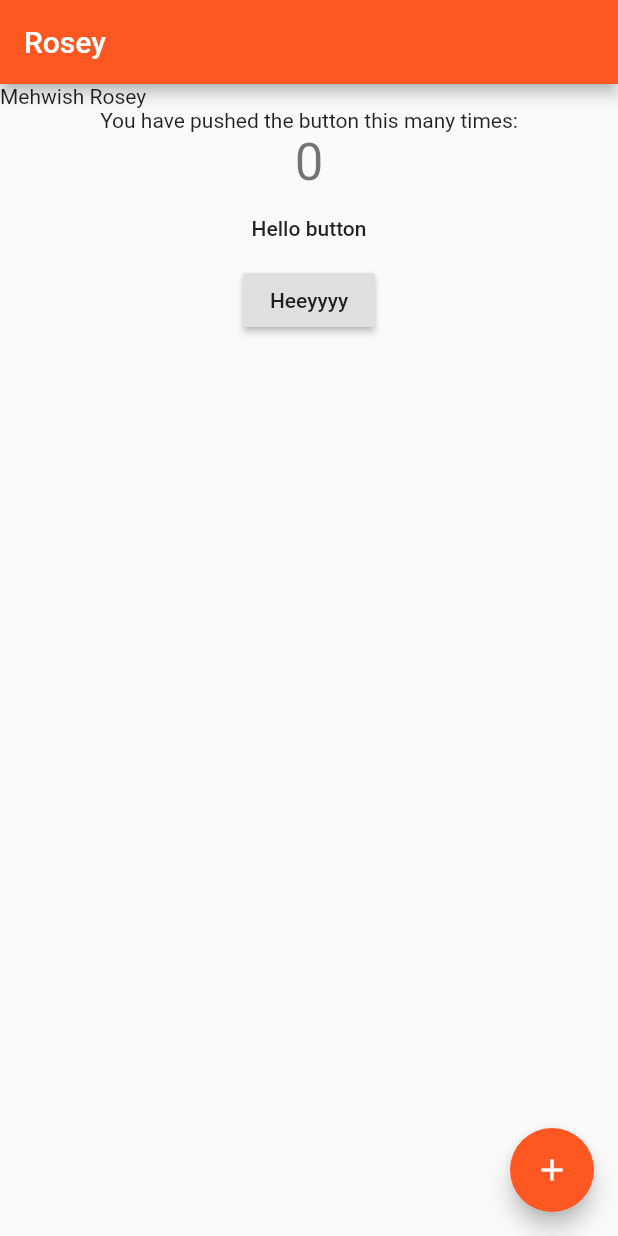
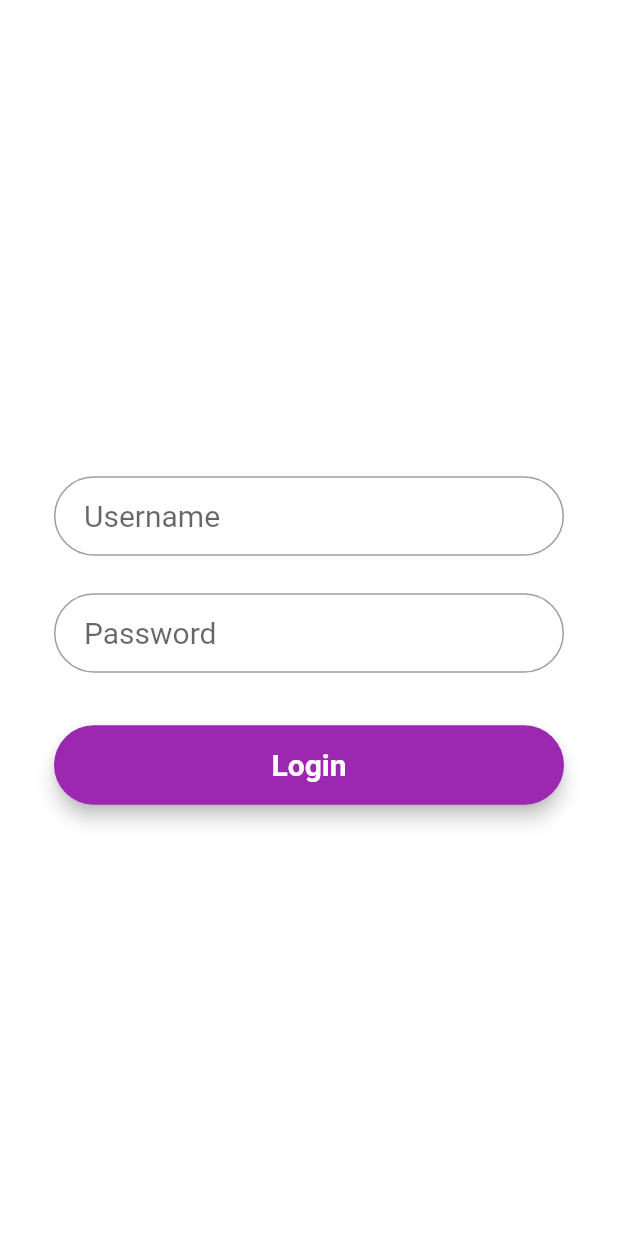
Before and after one commit to Mehwish77/testapp, a Flutter app: the screen it shows after launch, after a tap on "Hello button", on a phone screen of 412 x 824 dp. Run offline on Flutter 3.47's test engine with Material 2 defaults, Android fonts, the phone set to English and light mode, and no system bars; Roboto replaces fonts that are missing (Century Gothic).

Commit message:
login screen created

```diff
--- /dev/null
+++ b/lib/LoginScreen.dart
@@ -0,0 +1,74 @@
+import 'package:flutter/material.dart';
+
+
+class LoginScreen extends StatefulWidget {
+  @override
+  _LoginScreenState createState() => _LoginScreenState();
+}
+
+class _LoginScreenState extends State<LoginScreen> {
+  TextStyle style = TextStyle(fontFamily: 'Century Gothic', fontSize: 20.0);
+  Widget build(BuildContext context) {
+
+    final username = TextField(
+      obscureText: false,
+      style: style,
+      decoration: InputDecoration(
+          contentPadding: EdgeInsets.fromLTRB(20.0, 15.0, 20.0, 15.0),
+          hintText: "Username",
+          border:
+          OutlineInputBorder(borderRadius: BorderRadius.circular(32.0))),
+    );
+    final passwordField = TextField(
+      obscureText: true,
+      style: style,
+      decoration: InputDecoration(
+          contentPadding: EdgeInsets.fromLTRB(20.0, 15.0, 20.0, 15.0),
+          hintText: "Password",
+          border:
+          OutlineInputBorder(borderRadius: BorderRadius.circular(32.0))),
+    );
+    final loginButon = Material(
+      elevation: 5.0,
+      borderRadius: BorderRadius.circular(30.0),
+      color: Colors.purple,
+      child: MaterialButton(
+        minWidth: MediaQuery.of(context).size.width,
+        padding: EdgeInsets.fromLTRB(20.0, 15.0, 20.0, 15.0),
+        onPressed: () {},
+        child: Text("Login",
+            textAlign: TextAlign.center,
+            style: style.copyWith(
+                color: Colors.white, fontWeight: FontWeight.bold)),
+      ),
+    );
+
+    return Scaffold(
+      body: Center(
+        child: Container(
+          color: Colors.white,
+          child: Padding(
+            padding: const EdgeInsets.all(36.0),
+            child: Column(
+              crossAxisAlignment: CrossAxisAlignment.center,
+              mainAxisAlignment: MainAxisAlignment.center,
+               children: <Widget>[
+               SizedBox(height: 45.0),
+                username,
+                SizedBox(height: 25.0),
+                passwordField,
+                SizedBox(
+                  height: 35.0,
+                ),
+                loginButon,
+                SizedBox(
+                  height: 15.0,
+                ),
+              ],
+            ),
+          ),
+        ),
+      ),
+    );
+  }
+}
--- a/lib/main.dart
+++ b/lib/main.dart
@@ -1,4 +1,5 @@
 import 'package:flutter/material.dart';
+import 'package:flutter_app/LoginScreen.dart';
 
 void main() {
   runApp(MyApp());
@@ -26,7 +27,7 @@ class MyApp extends StatelessWidget {
         // closer together (more dense) than on mobile platforms.
         visualDensity: VisualDensity.adaptivePlatformDensity,
       ),
-      home: MyHomePage(title: 'Flutter Demo Home Page'),
+      home: MyHomePage(title: 'Flutter Demo Login Page'),
     );
   }
 }
@@ -51,10 +52,9 @@ class MyHomePage extends StatefulWidget {
 
 class _MyHomePageState extends State<MyHomePage> {
   int _counter = 0;
-  int sum = 0;
-  var test = 0.0;
-  int a;
-
+  bool activeFlatButtonColor=true;
+  bool activeRaisedButtonColor=true;
+ bool activeFlat1ButtonColor=true;
   void _incrementCounter() {
     setState(() {
       // This call to setState tells the Flutter framework that something has
@@ -65,13 +65,26 @@ class _MyHomePageState extends State<MyHomePage> {
       _counter++;
     });
   }
-
-  void testFunction() {
-    //click working
+  void changeFlatButtonColor() {
+    setState(() {
+      activeFlatButtonColor = !activeFlatButtonColor;
+    });
+    Navigator.push(context, MaterialPageRoute(builder: (context)=> LoginScreen()));
   }
-
-  void raisedFun() {
-    //raised working
+  void changeRaisedButtonColor(){
+  //   if(activeRaisedButtonColor){
+  //   activeRaisedButtonColor=false;
+  // }
+  //   else {
+  //     activeRaisedButtonColor=true;
+    setState(() {
+      activeRaisedButtonColor=!activeRaisedButtonColor;
+    });
+  }
+  void changeFlat1ButtonColor(){
+    setState(() {
+      activeFlat1ButtonColor= !activeFlat1ButtonColor;
+    });
   }
 
   @override
@@ -118,9 +131,14 @@ class _MyHomePageState extends State<MyHomePage> {
               '$_counter',
               style: Theme.of(context).textTheme.headline4,
             ),
-            FlatButton(onPressed: testFunction, child: Text('Hello button')),
-            RaisedButton(onPressed: raisedFun, child: Text('Heeyyyy'),
-            )
+           // FlatButton(onPressed: null, child: null),
+            FlatButton(onPressed: changeFlatButtonColor, child: Text('Hello button'),
+                color: activeFlatButtonColor? Colors.blue:Colors.pink),
+            RaisedButton(onPressed: changeRaisedButtonColor, child: Text('Heeyyyy'),
+              color: activeRaisedButtonColor? Colors.yellow:Colors.purple,
+            ),
+            Text("Samia", style: TextStyle(color: activeFlat1ButtonColor? Colors.red:Colors.green)),
+            FlatButton(onPressed:changeFlat1ButtonColor , child: Text('press me'),color:Colors.deepOrange),
           ],
         ),
       ),
```
